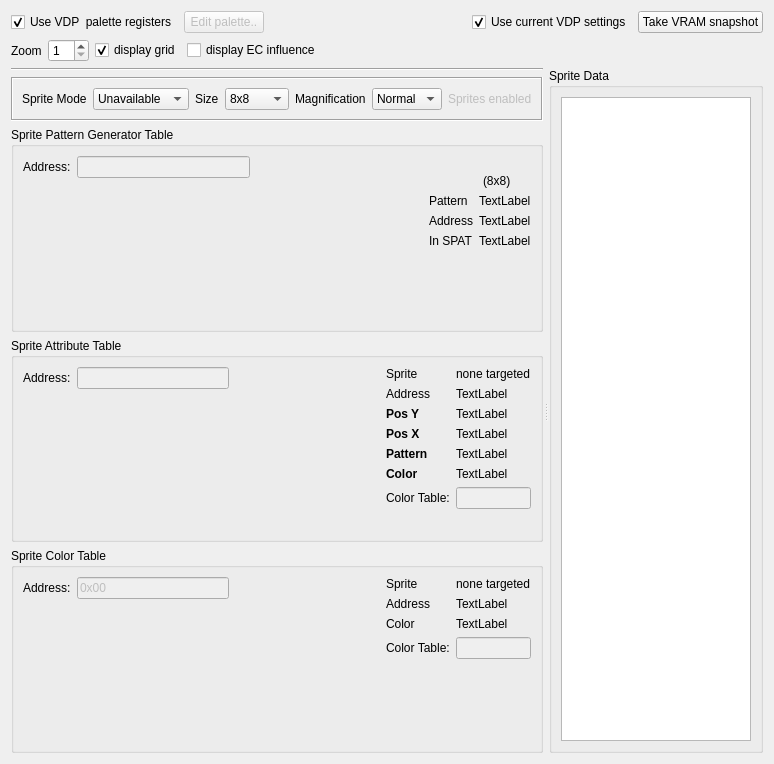
Above: src/SpriteViewer.ui from openMSX/debugger before the change. Below: the same form after it.
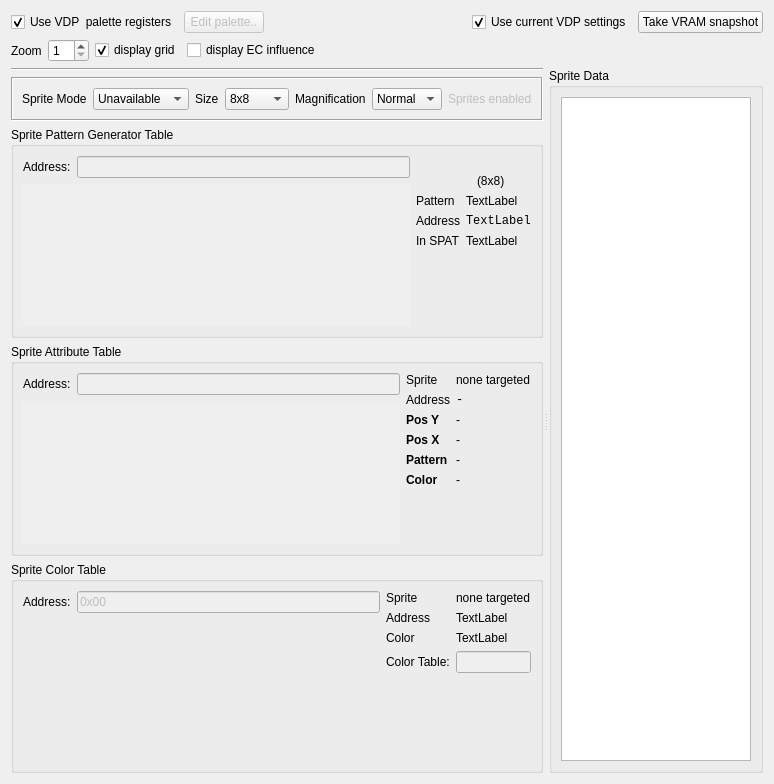
That is the form after the change.

Commit message: Added some QScrollAreas to the SpriteViewer

```diff
--- a/src/SpriteViewer.ui
+++ b/src/SpriteViewer.ui
@@ -7,7 +7,7 @@
     <x>0</x>
     <y>0</y>
     <width>774</width>
-    <height>764</height>
+    <height>784</height>
    </rect>
   </property>
   <property name="windowTitle">
@@ -136,7 +136,7 @@
      <property name="handleWidth">
       <number>6</number>
      </property>
-     <widget class="QWidget" name="">
+     <widget class="QWidget" name="layoutWidget">
       <layout class="QVBoxLayout" name="verticalLayout_5">
        <item>
         <widget class="Line" name="line">
@@ -336,21 +336,47 @@
                 </property>
                </widget>
               </item>
-              <item>
-               <spacer name="horizontalSpacer_4">
-                <property name="orientation">
-                 <enum>Qt::Horizontal</enum>
-                </property>
-                <property name="sizeHint" stdset="0">
-                 <size>
-                  <width>40</width>
-                  <height>20</height>
-                 </size>
-                </property>
-               </spacer>
-              </item>
              </layout>
             </item>
+            <item>
+             <widget class="QScrollArea" name="scrollArea">
+              <property name="frameShape">
+               <enum>QFrame::NoFrame</enum>
+              </property>
+              <property name="horizontalScrollBarPolicy">
+               <enum>Qt::ScrollBarAlwaysOff</enum>
+              </property>
+              <property name="sizeAdjustPolicy">
+               <enum>QAbstractScrollArea::AdjustToContents</enum>
+              </property>
+              <property name="widgetResizable">
+               <bool>true</bool>
+              </property>
+              <property name="alignment">
+               <set>Qt::AlignLeading|Qt::AlignLeft|Qt::AlignTop</set>
+              </property>
+              <widget class="QWidget" name="scrollAreaWidgetContents">
+               <property name="geometry">
+                <rect>
+                 <x>0</x>
+                 <y>0</y>
+                 <width>420</width>
+                 <height>129</height>
+                </rect>
+               </property>
+               <layout class="QVBoxLayout" name="verticalLayout_8">
+                <property name="spacing">
+                 <number>0</number>
+                </property>
+                <property name="leftMargin">
+                 <number>0</number>
+                </property>
+                <property name="topMargin">
+                 <number>0</number>
+                </property>
+                <property name="bottomMargin">
+                 <number>0</number>
+                </property>
             <item>
              <widget class="QWidget" name="spritePatternGenerator_widget" native="true">
               <property name="sizePolicy">
@@ -374,6 +400,10 @@
              </widget>
             </item>
            </layout>
+              </widget>
+             </widget>
+            </item>
+           </layout>
           </item>
           <item>
            <layout class="QVBoxLayout" name="verticalLayout_2">
@@ -444,6 +474,11 @@
               </item>
               <item row="1" column="1">
                <widget class="QLabel" name="label_spg_adr">
+                <property name="font">
+                 <font>
+                  <family>Monospace</family>
+                 </font>
+                </property>
                 <property name="text">
                  <string>TextLabel</string>
                 </property>
@@ -516,21 +551,47 @@
                 </property>
                </widget>
               </item>
-              <item>
-               <spacer name="horizontalSpacer_5">
-                <property name="orientation">
-                 <enum>Qt::Horizontal</enum>
-                </property>
-                <property name="sizeHint" stdset="0">
-                 <size>
-                  <width>40</width>
-                  <height>20</height>
-                 </size>
-                </property>
-               </spacer>
-              </item>
              </layout>
             </item>
+            <item>
+             <widget class="QScrollArea" name="scrollArea_2">
+              <property name="frameShape">
+               <enum>QFrame::NoFrame</enum>
+              </property>
+              <property name="horizontalScrollBarPolicy">
+               <enum>Qt::ScrollBarAlwaysOff</enum>
+              </property>
+              <property name="sizeAdjustPolicy">
+               <enum>QAbstractScrollArea::AdjustToContents</enum>
+              </property>
+              <property name="widgetResizable">
+               <bool>true</bool>
+              </property>
+              <property name="alignment">
+               <set>Qt::AlignLeading|Qt::AlignLeft|Qt::AlignTop</set>
+              </property>
+              <widget class="QWidget" name="scrollAreaWidgetContents_2">
+               <property name="geometry">
+                <rect>
+                 <x>0</x>
+                 <y>0</y>
+                 <width>404</width>
+                 <height>129</height>
+                </rect>
+               </property>
+               <layout class="QVBoxLayout" name="verticalLayout_9">
+                <property name="spacing">
+                 <number>0</number>
+                </property>
+                <property name="leftMargin">
+                 <number>0</number>
+                </property>
+                <property name="topMargin">
+                 <number>0</number>
+                </property>
+                <property name="bottomMargin">
+                 <number>0</number>
+                </property>
             <item>
              <widget class="QWidget" name="spriteAttributeTable_widget" native="true">
               <property name="sizePolicy">
@@ -554,6 +615,10 @@
              </widget>
             </item>
            </layout>
+              </widget>
+             </widget>
+            </item>
+           </layout>
           </item>
           <item>
            <layout class="QFormLayout" name="formLayout_2">
@@ -580,8 +645,13 @@
             </item>
             <item row="1" column="1">
              <widget class="QLabel" name="label_spat_adr">
+              <property name="font">
+               <font>
+                <family>Monospace</family>
+               </font>
+              </property>
               <property name="text">
-               <string>TextLabel</string>
+               <string>-</string>
               </property>
              </widget>
             </item>
@@ -600,47 +670,7 @@
             <item row="2" column="1">
              <widget class="QLabel" name="label_spat_posy">
               <property name="text">
-               <string>TextLabel</string>
-              </property>
-             </widget>
-            </item>
-            <item row="3" column="1">
-             <widget class="QLabel" name="label_spat_posx">
-              <property name="text">
-               <string>TextLabel</string>
-              </property>
-             </widget>
-            </item>
-            <item row="5" column="0">
-             <widget class="QLabel" name="label_22">
-              <property name="font">
-               <font>
-                <bold>true</bold>
-               </font>
-              </property>
-              <property name="text">
-               <string>Color</string>
-              </property>
-             </widget>
-            </item>
-            <item row="5" column="1">
-             <widget class="QLabel" name="label_spat_color">
-              <property name="text">
-               <string>TextLabel</string>
-              </property>
-             </widget>
-            </item>
-            <item row="6" column="0">
-             <widget class="QLabel" name="label_spat_colortable">
-              <property name="text">
-               <string>Color Table:</string>
-              </property>
-             </widget>
-            </item>
-            <item row="6" column="1">
-             <widget class="QLineEdit" name="le_spat_colortable">
-              <property name="enabled">
-               <bool>false</bool>
+               <string>-</string>
               </property>
              </widget>
             </item>
@@ -656,6 +686,13 @@
               </property>
              </widget>
             </item>
+            <item row="3" column="1">
+             <widget class="QLabel" name="label_spat_posx">
+              <property name="text">
+               <string>-</string>
+              </property>
+             </widget>
+            </item>
             <item row="4" column="0">
              <widget class="QLabel" name="label_24">
               <property name="font">
@@ -671,7 +708,26 @@
             <item row="4" column="1">
              <widget class="QLabel" name="label_spat_pattern">
               <property name="text">
-               <string>TextLabel</string>
+               <string>-</string>
+              </property>
+             </widget>
+            </item>
+            <item row="5" column="0">
+             <widget class="QLabel" name="label_22">
+              <property name="font">
+               <font>
+                <bold>true</bold>
+               </font>
+              </property>
+              <property name="text">
+               <string>Color</string>
+              </property>
+             </widget>
+            </item>
+            <item row="5" column="1">
+             <widget class="QLabel" name="label_spat_color">
+              <property name="text">
+               <string>-</string>
               </property>
              </widget>
             </item>
@@ -713,19 +769,6 @@
                 </property>
                </widget>
               </item>
-              <item>
-               <spacer name="horizontalSpacer_6">
-                <property name="orientation">
-                 <enum>Qt::Horizontal</enum>
-                </property>
-                <property name="sizeHint" stdset="0">
-                 <size>
-                  <width>40</width>
-                  <height>20</height>
-                 </size>
-                </property>
-               </spacer>
-              </item>
              </layout>
             </item>
             <item>
```
Lines whose indentation alone changed are shown as unchanged. The commit also changes 2 other files.
